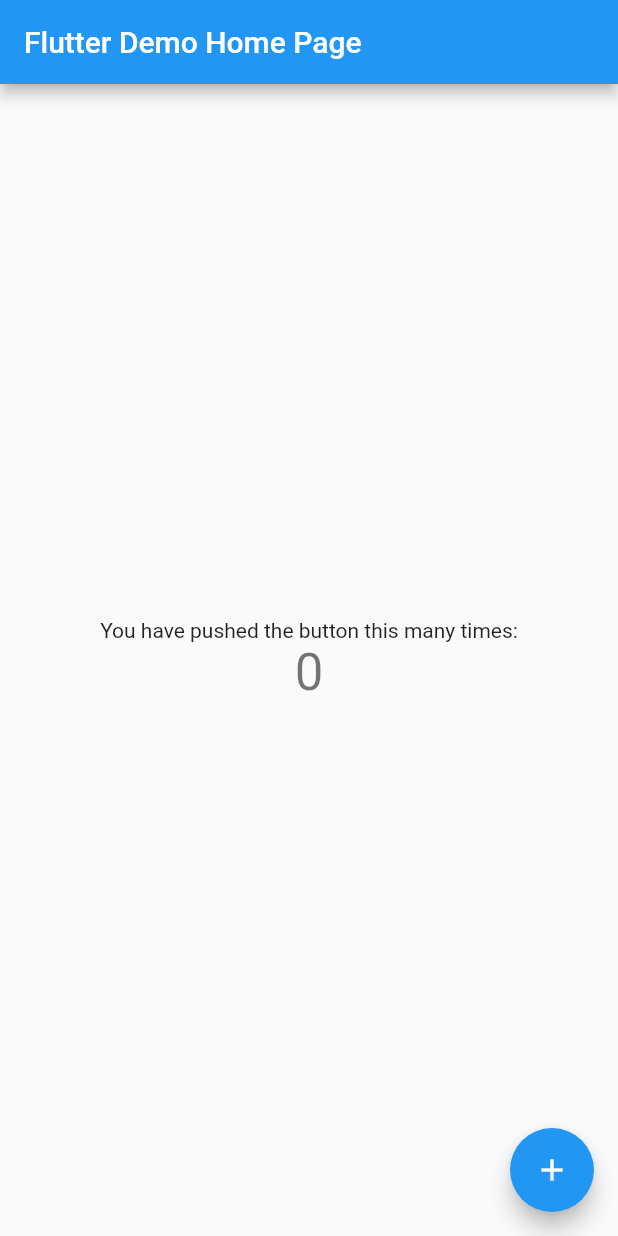
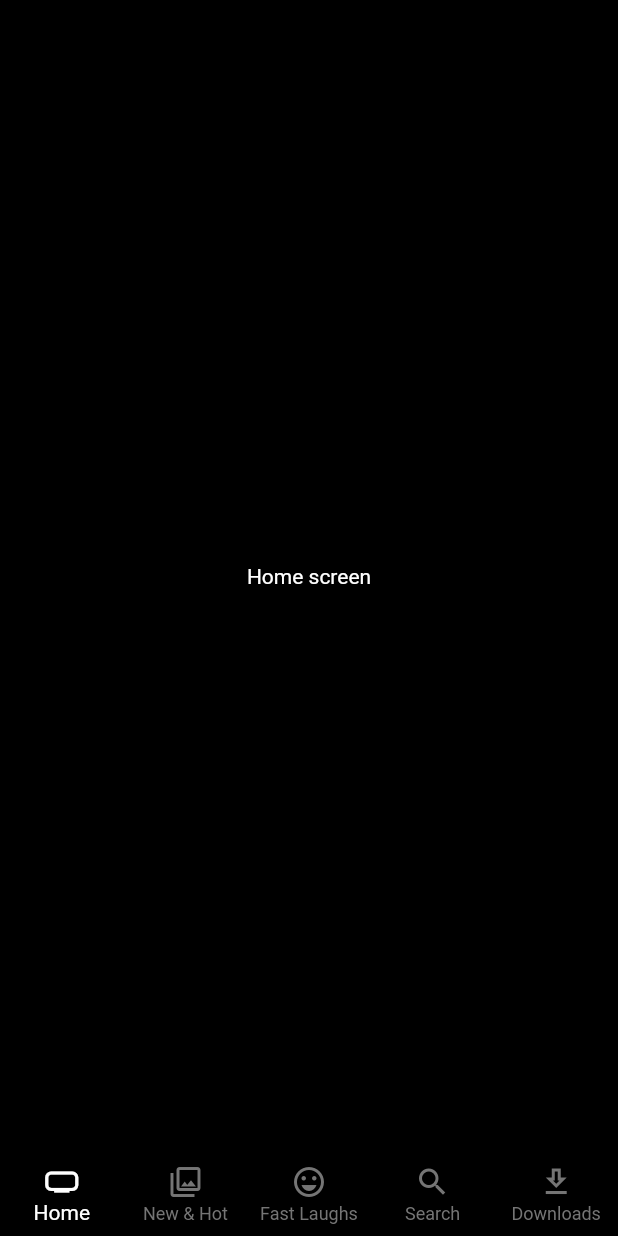
Before and after one commit to akhilaand/netflix_ddd_arch, a Flutter app: the screen it shows after launch, on a phone screen of 412 x 824 dp. Run offline on Flutter 3.47's test engine with Material 2 defaults, Android fonts, the phone set to English and light mode, and no system bars.

Commit message:
bottom navigation bar completed 11-11-2022

```diff
--- /dev/null
+++ b/lib/core/colors.dart
@@ -0,0 +1,8 @@
+import 'package:flutter/material.dart';
+
+const backGroundColor=Colors.black;
+const white=Colors.white;
+
+const grey600=Color(0xFF757575);
+
+const red=Colors.red;
--- a/lib/main.dart
+++ b/lib/main.dart
@@ -1,4 +1,6 @@
 import 'package:flutter/material.dart';
+import 'package:netflix_ddd_arch/core/colors.dart';
+import 'package:netflix_ddd_arch/presentation/bottomNavigation/bottom_navigation.dart';
 
 void main() {
   runApp(const MyApp());
@@ -11,105 +13,15 @@
   @override
   Widget build(BuildContext context) {
     return MaterialApp(
-      title: 'Flutter Demo',
-      theme: ThemeData(
-        // This is the theme of your application.
-        //
-        // Try running your application with "flutter run". You'll see the
-        // application has a blue toolbar. Then, without quitting the app, try
-        // changing the primarySwatch below to Colors.green and then invoke
-        // "hot reload" (press "r" in the console where you ran "flutter run",
-        // or simply save your changes to "hot reload" in a Flutter IDE).
-        // Notice that the counter didn't reset back to zero; the application
-        // is not restarted.
-        primarySwatch: Colors.blue,
-      ),
-      home: const MyHomePage(title: 'Flutter Demo Home Page'),
-    );
+        title: 'Flutter Demo',
+        theme: ThemeData(
+          scaffoldBackgroundColor: backGroundColor,
+          textTheme: const TextTheme(
+            bodyText1: TextStyle(color: red),
+            bodyText2: TextStyle(color: white),
+          ),
+          primarySwatch: Colors.blue,
+        ),
+        home: BottomNavigation());
   }
 }
-
-class MyHomePage extends StatefulWidget {
-  const MyHomePage({super.key, required this.title});
-
-  // This widget is the home page of your application. It is stateful, meaning
-  // that it has a State object (defined below) that contains fields that affect
-  // how it looks.
-
-  // This class is the configuration for the state. It holds the values (in this
-  // case the title) provided by the parent (in this case the App widget) and
-  // used by the build method of the State. Fields in a Widget subclass are
-  // always marked "final".
-
-  final String title;
-
-  @override
-  State<MyHomePage> createState() => _MyHomePageState();
-}
-
-class _MyHomePageState extends State<MyHomePage> {
-  int _counter = 0;
-
-  void _incrementCounter() {
-    setState(() {
-      // This call to setState tells the Flutter framework that something has
-      // changed in this State, which causes it to rerun the build method below
-      // so that the display can reflect the updated values. If we changed
-      // _counter without calling setState(), then the build method would not be
-      // called again, and so nothing would appear to happen.
-      _counter++;
-    });
-  }
-
-  @override
-  Widget build(BuildContext context) {
-    // This method is rerun every time setState is called, for instance as done
-    // by the _incrementCounter method above.
-    //
-    // The Flutter framework has been optimized to make rerunning build methods
-    // fast, so that you can just rebuild anything that needs updating rather
-    // than having to individually change instances of widgets.
-    return Scaffold(
-      appBar: AppBar(
-        // Here we take the value from the MyHomePage object that was created by
-        // the App.build method, and use it to set our appbar title.
-        title: Text(widget.title),
-      ),
-      body: Center(
-        // Center is a layout widget. It takes a single child and positions it
-        // in the middle of the parent.
-        child: Column(
-          // Column is also a layout widget. It takes a list of children and
-          // arranges them vertically. By default, it sizes itself to fit its
-          // children horizontally, and tries to be as tall as its parent.
-          //
-          // Invoke "debug painting" (press "p" in the console, choose the
-          // "Toggle Debug Paint" action from the Flutter Inspector in Android
-          // Studio, or the "Toggle Debug Paint" command in Visual Studio Code)
-          // to see the wireframe for each widget.
-          //
-          // Column has various properties to control how it sizes itself and
-          // how it positions its children. Here we use mainAxisAlignment to
-          // center the children vertically; the main axis here is the vertical
-          // axis because Columns are vertical (the cross axis would be
-          // horizontal).
-          mainAxisAlignment: MainAxisAlignment.center,
-          children: <Widget>[
-            const Text(
-              'You have pushed the button this many times:',
-            ),
-            Text(
-              '$_counter',
-              style: Theme.of(context).textTheme.headline4,
-            ),
-          ],
-        ),
-      ),
-      floatingActionButton: FloatingActionButton(
-        onPressed: _incrementCounter,
-        tooltip: 'Increment',
-        child: const Icon(Icons.add),
-      ), // This trailing comma makes auto-formatting nicer for build methods.
-    );
-  }
-}
--- /dev/null
+++ b/lib/presentation/bottomNavigation/bottom_navigation.dart
@@ -0,0 +1,32 @@
+import 'package:flutter/material.dart';
+import 'package:netflix_ddd_arch/core/colors.dart';
+import 'package:netflix_ddd_arch/presentation/bottomNavigation/widgets/botton_navigation_bar_widget.dart';
+import 'package:netflix_ddd_arch/presentation/downloads/screen_downloads.dart';
+import 'package:netflix_ddd_arch/presentation/fast_laughs/fastLaughs.dart';
+import 'package:netflix_ddd_arch/presentation/homeScreen/home_screen.dart';
+import 'package:netflix_ddd_arch/presentation/newAndHot/new_and_hot.dart';
+import 'package:netflix_ddd_arch/presentation/search_screen/searchScreen.dart';
+
+class BottomNavigation extends StatelessWidget {
+  BottomNavigation({super.key});
+  List pages = [
+    const HomeScreen(),
+    const NewAndHotScreen(),
+    const FastLaughsScreen(),
+    const SearchScreen(),
+    const DownloadsScreen(),
+  ];
+
+  @override
+  Widget build(BuildContext context) {
+    return Scaffold(
+      backgroundColor: backGroundColor,
+      body: ValueListenableBuilder(
+          valueListenable: indexChangeNotifier,
+          builder: (context, int index, child) {
+            return pages[index];
+          }),
+      bottomNavigationBar: BottomNavigationBarWidget(),
+    );
+  }
+}
--- /dev/null
+++ b/lib/presentation/bottomNavigation/widgets/botton_navigation_bar_widget.dart
@@ -0,0 +1,40 @@
+import "package:flutter/material.dart";
+import 'package:netflix_ddd_arch/core/colors.dart';
+
+ValueNotifier<int> indexChangeNotifier = ValueNotifier(0);
+
+class BottomNavigationBarWidget extends StatelessWidget {
+  const BottomNavigationBarWidget({super.key});
+
+  @override
+  Widget build(BuildContext context) {
+    return ValueListenableBuilder(
+        valueListenable: indexChangeNotifier,
+        builder: (context, int index, _) {
+          return BottomNavigationBar(
+              backgroundColor: backGroundColor,
+              onTap: (index) {
+                indexChangeNotifier.value = index;
+              },
+              currentIndex: index,
+              selectedItemColor: white,
+              unselectedItemColor: Colors.grey.shade600,
+              selectedIconTheme: const IconThemeData(color: white),
+              unselectedIconTheme: const IconThemeData(color: grey600),
+              type: BottomNavigationBarType.fixed,
+              items: const [
+                BottomNavigationBarItem(
+                    icon: Icon(Icons.home_max_outlined), label: "Home"),
+                BottomNavigationBarItem(
+                    icon: Icon(Icons.collections_outlined), label: "New & Hot"),
+                BottomNavigationBarItem(
+                    icon: Icon(Icons.emoji_emotions_outlined),
+                    label: "Fast Laughs"),
+                BottomNavigationBarItem(
+                    icon: Icon(Icons.search_outlined), label: "Search"),
+                BottomNavigationBarItem(
+                    icon: Icon(Icons.download_outlined), label: "Downloads"),
+              ]);
+        });
+  }
+}
--- /dev/null
+++ b/lib/presentation/downloads/screen_downloads.dart
@@ -0,0 +1,14 @@
+import 'package:flutter/material.dart';
+import 'package:netflix_ddd_arch/core/colors.dart';
+
+class DownloadsScreen extends StatelessWidget {
+  const DownloadsScreen({super.key});
+
+  @override
+  Widget build(BuildContext context) {
+    return const Scaffold(
+      backgroundColor: backGroundColor,
+      body: Center(child: Text("Download screen")),
+    );
+  }
+}
--- /dev/null
+++ b/lib/presentation/fast_laughs/fastLaughs.dart
@@ -0,0 +1,14 @@
+import 'package:flutter/material.dart';
+import 'package:netflix_ddd_arch/core/colors.dart';
+
+class FastLaughsScreen extends StatelessWidget {
+  const FastLaughsScreen({super.key});
+
+  @override
+  Widget build(BuildContext context) {
+    return const Scaffold(
+      backgroundColor: backGroundColor,
+      body: Center(child: Text("Fast laugh screen")),
+    );
+  }
+}
--- /dev/null
+++ b/lib/presentation/homeScreen/home_screen.dart
@@ -0,0 +1,14 @@
+import 'package:flutter/material.dart';
+import 'package:netflix_ddd_arch/core/colors.dart';
+
+class HomeScreen extends StatelessWidget {
+  const HomeScreen({super.key});
+
+  @override
+  Widget build(BuildContext context) {
+    return const Scaffold(
+      backgroundColor: backGroundColor,
+      body: Center(child: Text("Home screen")),
+    );
+  }
+}
--- /dev/null
+++ b/lib/presentation/newAndHot/new_and_hot.dart
@@ -0,0 +1,14 @@
+import 'package:flutter/material.dart';
+import 'package:netflix_ddd_arch/core/colors.dart';
+
+class NewAndHotScreen extends StatelessWidget {
+  const NewAndHotScreen({super.key});
+
+  @override
+  Widget build(BuildContext context) {
+    return const Scaffold(
+      backgroundColor: backGroundColor,
+      body: Center(child: Text("New and hot screen")),
+    );
+  }
+}
--- /dev/null
+++ b/lib/presentation/search_screen/searchScreen.dart
@@ -0,0 +1,14 @@
+import 'package:flutter/material.dart';
+import 'package:netflix_ddd_arch/core/colors.dart';
+
+class SearchScreen extends StatelessWidget {
+  const SearchScreen({super.key});
+
+  @override
+  Widget build(BuildContext context) {
+    return const Scaffold(
+      backgroundColor: backGroundColor,
+      body: Center(child: Text("Search Screen")),
+    );
+  }
+}
```
